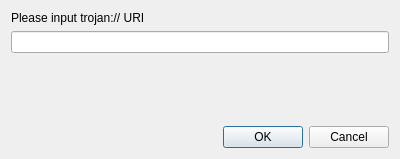
Old version of the form ui/uriinputdialog.ui in the repository Trojan-Qt5/Trojan-Qt5.
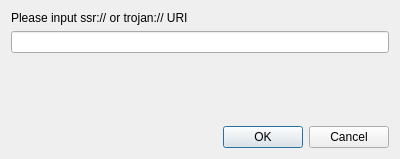
New version of the form.

The edit to the form file:
```diff
--- a/ui/uriinputdialog.ui
+++ b/ui/uriinputdialog.ui
@@ -17,7 +17,7 @@
    <item>
     <widget class="QLabel" name="uriLabel">
      <property name="text">
-      <string>Please input trojan:// URI</string>
+      <string>Please input ssr:// or trojan:// URI</string>
      </property>
     </widget>
    </item>
```
